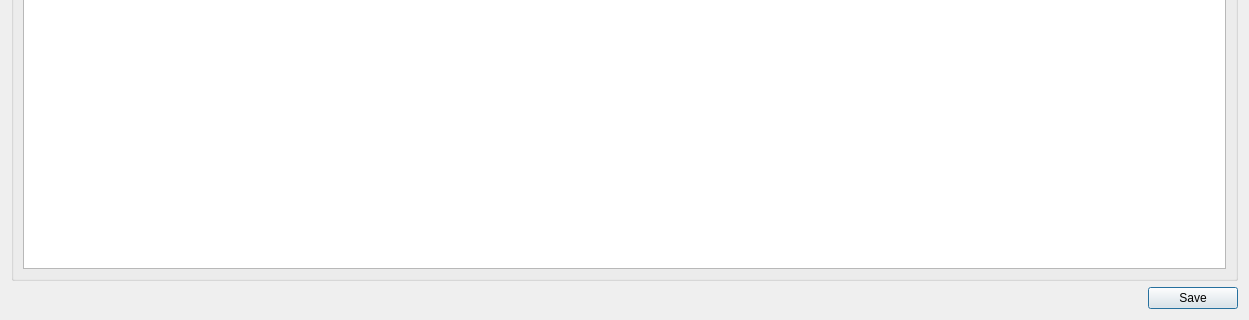
This is ui_qt/ParametersManagerDialog.ui in UCLM-PAFyC/pyLibParameters as Qt 5 draws it before an edit; both pictures show x 0 to 1249 and y 265 to 585 of the 1249 by 585 pixel window. The edited form follows.
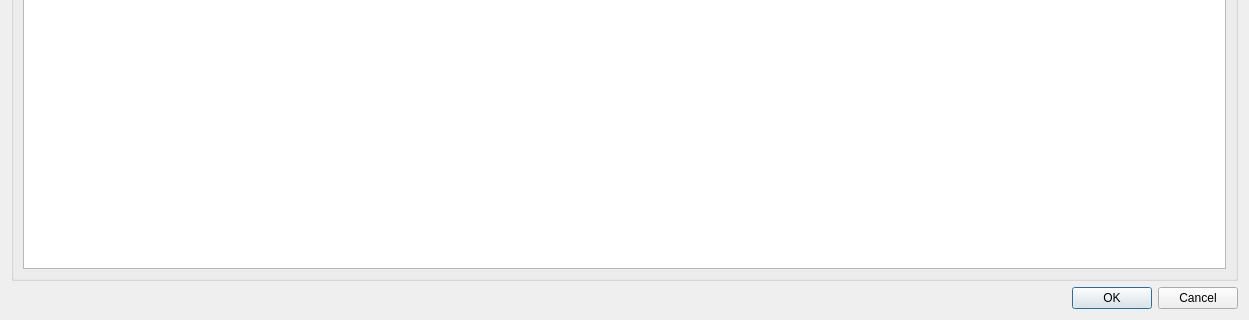
This is the edited form.

Patch:
```diff
--- a/ui_qt/ParametersManagerDialog.ui
+++ b/ui_qt/ParametersManagerDialog.ui
@@ -35,28 +35,16 @@
        </property>
        <property name="sizeHint" stdset="0">
         <size>
-         <width>818</width>
+         <width>1018</width>
          <height>20</height>
         </size>
        </property>
       </spacer>
      </item>
      <item>
-      <widget class="QPushButton" name="savePushButton">
-       <property name="minimumSize">
-        <size>
-         <width>90</width>
-         <height>0</height>
-        </size>
-       </property>
-       <property name="maximumSize">
-        <size>
-         <width>90</width>
-         <height>16777215</height>
-        </size>
-       </property>
-       <property name="text">
-        <string>Save</string>
+      <widget class="QDialogButtonBox" name="dialogButtonBox">
+       <property name="standardButtons">
+        <set>QDialogButtonBox::Cancel|QDialogButtonBox::Ok</set>
        </property>
       </widget>
      </item>
```
Left out of the diff: 4 changed lines with no effect on the pictures.
